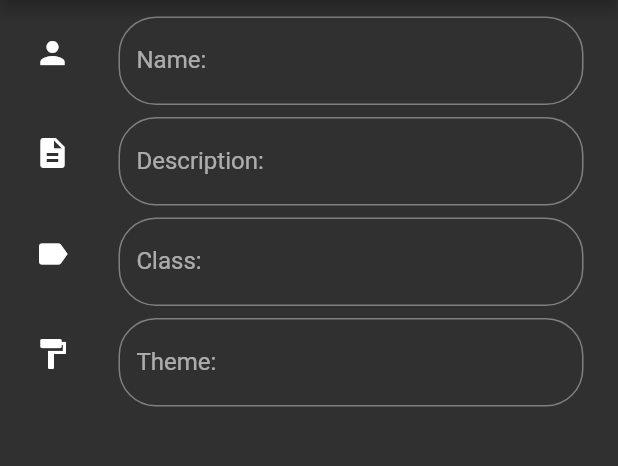
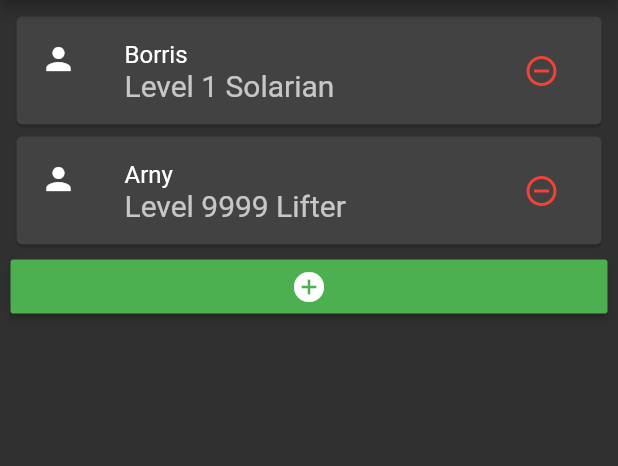
Before and after one commit to DylanHobbs/Starfinder-Companion, a Flutter app: the screen it shows after launch, on a phone screen of 412 x 824 dp, the part 84-550 px from its top. Run offline on Flutter 3.47's test engine with Material 2 defaults, Android fonts, the phone set to English and light mode, and no system bars; Roboto replaces fonts that are missing (Hind, Montserrat, Poppins).

Commit message:
Add reusable components and change initial view
This commit adds a few reusable components in the "components" folder
in lib, as well as redefining the home screen a little. My idea was to
have the entry screen be a list of all the stored characters (presumably
read in from a JSON array), and then when clicking on the add character
button a popup window would display all the fields and stuff for creating
a new character.

TODO: Haven't yet done the popup window, will look at this tomorrow. Just
wanted to give an idea of where I was going with this.
TODO ALSO: I kinda wanna break up that big character file into several smaller
files, so it's easier to find stuff. And maybe simplify how data is being passed
between them? To be figured out at a later date

```diff
--- /dev/null
+++ b/lib/components/CharacterListItem.dart
@@ -0,0 +1,24 @@
+import 'package:flutter/material.dart';
+
+class CharacterListItem extends StatelessWidget {
+  String name, characterClass;
+  int level;
+
+  CharacterListItem(this.name, this.level, this.characterClass);
+
+  @override
+  Widget build(BuildContext context) {
+    return new Card(
+      child: ListTile(
+        leading: Icon(Icons.person),
+        title: Text(name),
+        subtitle: Text("Level ${level} ${characterClass}"),
+        trailing: IconButton(
+          icon: Icon(Icons.remove_circle_outline),
+          onPressed: () { return null; },
+          color: Colors.red,
+        ),
+      ),
+    );
+  }
+}
--- a/lib/main.dart
+++ b/lib/main.dart
@@ -9,6 +9,9 @@ import 'package:flutter/services.dart' show rootBundle;
 // User defined classes
 import 'charecter.dart';
 import 'charecterStorage.dart';
+import 'components/InputTextField.dart';
+import 'components/DropDownField.dart';
+import 'components/CharacterListItem.dart';
 
 /*
   Main function.
@@ -77,74 +80,28 @@ class StarfinderState extends State<Starfinder> {
           return new ListView(
             padding: new EdgeInsets.all(7.0),
             children: <Widget>[
-              ListTile(
-                leading: Icon(Icons.person),
-                title: TextField(
-                  decoration: new InputDecoration(
-                    labelText: "Name:",
-                    fillColor: Colors.cyanAccent,
-                    border: new OutlineInputBorder(
-                      borderRadius: new BorderRadius.circular(25.0),
+              CharacterListItem(
+                toon.info.name,
+                toon.info.level,
+                toon.info.klass,
               ),
+              CharacterListItem(
+                "Arny",
+                9999,
+                "Lifter"
               ),
-                  keyboardType: TextInputType.text,
-                  style: new TextStyle(
-                    fontFamily: "Poppins",
+              RaisedButton(
+                child: Icon(Icons.add_circle),
+                onPressed: () { return null; },
+                color: Colors.green,
               ),
-                ),
-                ),
-              ListTile(
-                leading: Icon(Icons.description),
-                title: TextField(
-                  decoration: new InputDecoration(
-                    labelText: "Description:",
-                    fillColor: Colors.cyanAccent,
-                    border: new OutlineInputBorder(
-                      borderRadius: new BorderRadius.circular(25.0),
-                    ),
-                  ),
-                  keyboardType: TextInputType.text,
-                  style: new TextStyle(
-                    fontFamily: "Poppins",
-                  ),
-                ),
-                ),
-              ListTile(
-                leading: Icon(Icons.label),
-                title: TextField(
-                  decoration: new InputDecoration(
-                    labelText: "Class:",
-                    fillColor: Colors.cyanAccent,
-                    border: new OutlineInputBorder(
-                      borderRadius: new BorderRadius.circular(25.0),
-                    ),
-                  ),
-                  keyboardType: TextInputType.text,
-                  style: new TextStyle(
-                    fontFamily: "Poppins",
-                  ),
-                ),
-                ),
-              ListTile(
-                leading: Icon(Icons.format_paint),
-                title: TextField(
-                  decoration: new InputDecoration(
-                    labelText: "Theme:",
-                    fillColor: Colors.cyanAccent,
-                    border: new OutlineInputBorder(
-                      borderRadius: new BorderRadius.circular(25.0),
-                    ),
-                  ),
-                  keyboardType: TextInputType.text,
-                  style: new TextStyle(
-                    fontFamily: "Poppins",
-                  ),
-                ),
-                ),
-              // ListTile(
-              //   leading: Icon(Icons.format_paint),
-              //   title: Text("Theme: " + (snapshot.data.info.theme)),
-              // ),
+// I commented out these input fields because I wanted to have the first screen be a list of all the
+// saved characters displayed in a card view, then the input fields are displayed in a popup menu when
+// the character creation button is hit.
+//              InputTextField(Icons.person, "Name", Colors.cyanAccent),
+//              InputTextField(Icons.description, "Description", Colors.cyanAccent),
+//              DropdownField(Icons.label, "Race"),
+//              DropdownField(Icons.format_paint, "Class"),
             ],
           );
         } else if (snapshot.hasError) {
```
Also changed, not shown: lib/components/DropDownField.dart (added, +47 -0 lines), lib/components/InputTextField.dart (added, +29 -0 lines). Lines whose indentation alone changed are shown as unchanged.
